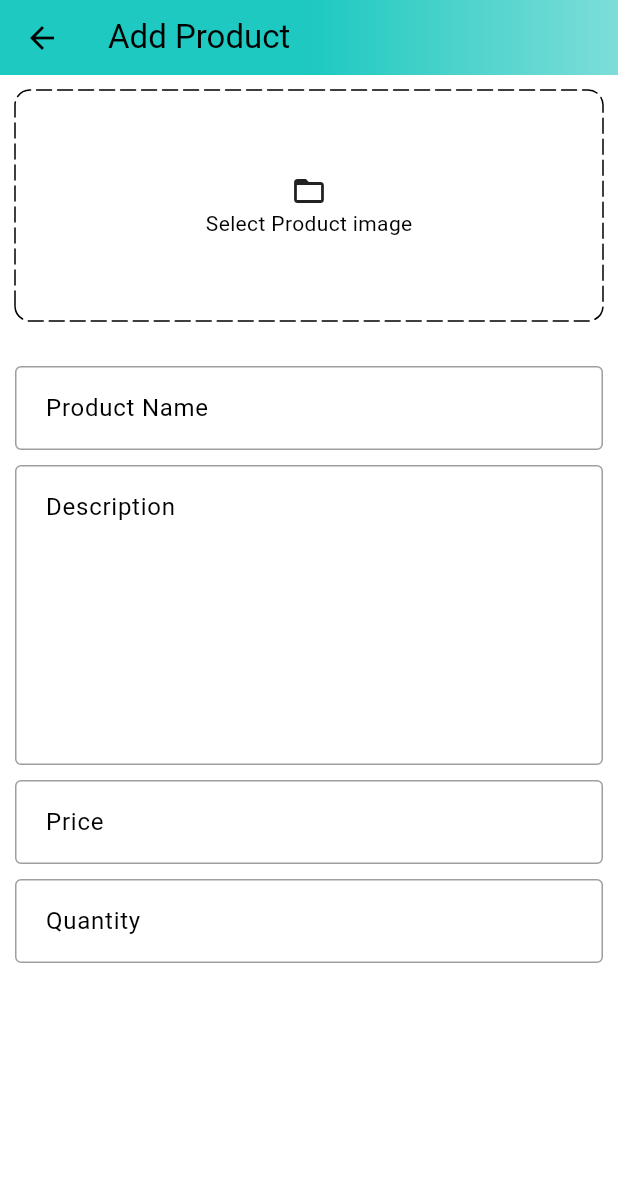
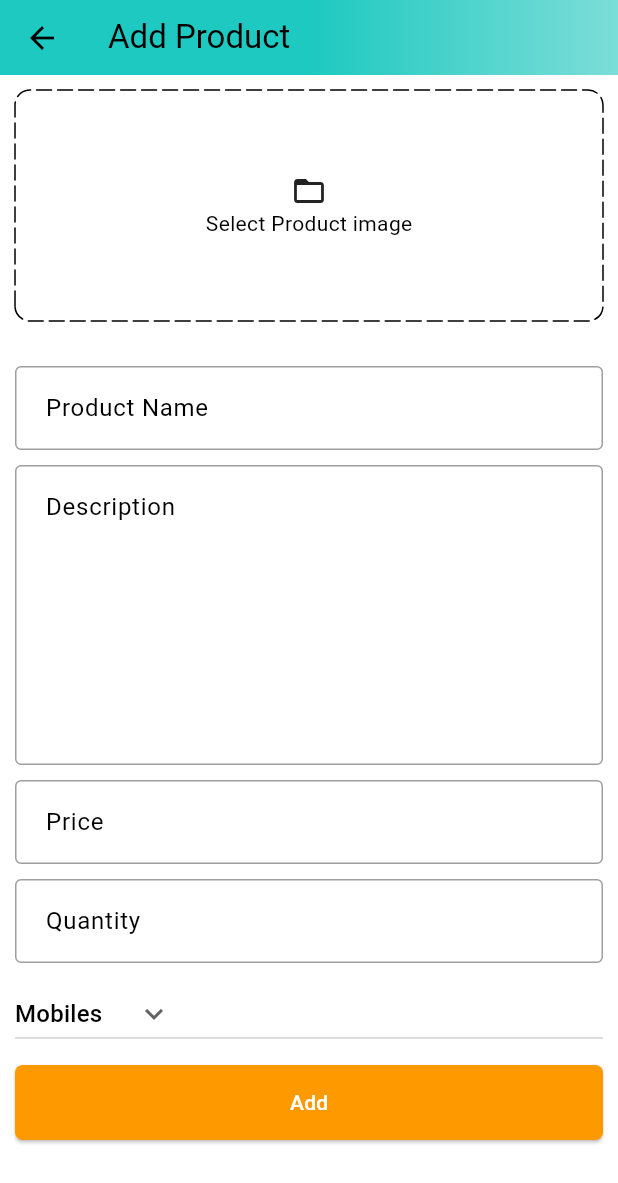
Before and after one commit to nashvak/amazone_clone_node, a Flutter app: the AddProductScreen screen opened by its route, on a phone screen of 412 x 824 dp. Shown: the top 1183 px of the screen. Run offline on Flutter 3.47's test engine with Material 3 defaults, Android fonts, the phone set to English and light mode, and no system bars; drawn by our look-alikes of dotted_border; our stand-ins replace carousel_slider, shared_preferences; accounts and stored records are empty.

Commit message:
add button added

```diff
--- a/lib/admin_panel/screens/add_product_screen.dart
+++ b/lib/admin_panel/screens/add_product_screen.dart
@@ -1,4 +1,5 @@
 import 'package:dotted_border/dotted_border.dart';
+import 'package:ecommerce_app/common/custom_button.dart';
 import 'package:ecommerce_app/common/custom_textfield.dart';
 import 'package:flutter/material.dart';
 
@@ -29,11 +30,20 @@ class _AddProductScreenState extends State<AddProductScreen> {
     priceController.dispose();
   }
 
+  List<String> productCategories = [
+    'Mobiles',
+    'Essentials',
+    'Appliances',
+    'Books',
+    'Fashions',
+  ];
+  String category = 'Mobiles';
+
   @override
   Widget build(BuildContext context) {
     return Scaffold(
       appBar: PreferredSize(
-        preferredSize: Size.fromHeight(50),
+        preferredSize: const Size.fromHeight(50),
         child: AppBar(
           elevation: 0,
           flexibleSpace: Container(
@@ -41,7 +51,7 @@ class _AddProductScreenState extends State<AddProductScreen> {
               gradient: GlobalVariables.appBarGradient,
             ),
           ),
-          title: Text(
+          title: const Text(
             'Add Product',
             // style: TextStyle(),
           ),
@@ -53,12 +63,12 @@ class _AddProductScreenState extends State<AddProductScreen> {
             padding: const EdgeInsets.symmetric(horizontal: 10.0),
             child: Column(
               children: [
-                SizedBox(
+                const SizedBox(
                   height: 10,
                 ),
                 DottedBorder(
                   borderType: BorderType.RRect,
-                  radius: Radius.circular(10),
+                  radius: const Radius.circular(10),
                   dashPattern: [10, 4],
                   strokeCap: StrokeCap.round,
                   child: Container(
@@ -67,7 +77,7 @@ class _AddProductScreenState extends State<AddProductScreen> {
                     decoration: BoxDecoration(
                       borderRadius: BorderRadius.circular(10),
                     ),
-                    child: Column(
+                    child: const Column(
                       mainAxisAlignment: MainAxisAlignment.center,
                       children: [
                         Icon(Icons.folder_open),
@@ -76,12 +86,12 @@ class _AddProductScreenState extends State<AddProductScreen> {
                     ),
                   ),
                 ),
-                SizedBox(
+                const SizedBox(
                   height: 30,
                 ),
                 CustomTextField(
                     controller: nameController, hintText: ' Product Name'),
-                SizedBox(
+                const SizedBox(
                   height: 10,
                 ),
                 CustomTextField(
@@ -89,22 +99,41 @@ class _AddProductScreenState extends State<AddProductScreen> {
                   hintText: ' Description',
                   maxLines: 7,
                 ),
-                SizedBox(
+                const SizedBox(
                   height: 10,
                 ),
                 CustomTextField(
                     controller: priceController, hintText: ' Price'),
-                SizedBox(
+                const SizedBox(
                   height: 10,
                 ),
                 CustomTextField(
                     controller: quantityController, hintText: ' Quantity'),
+                const SizedBox(
+                  height: 10,
+                ),
+                SizedBox(
+                  width: double.infinity,
+                  child: DropdownButton<String>(
+                    value: category,
+                    icon: Icon(Icons.keyboard_arrow_down),
+                    items: productCategories.map((String item) {
+                      return DropdownMenuItem(
+                        value: item,
+                        child: Text(item),
+                      );
+                    }).toList(),
+                    onChanged: (String? value) {
+                      setState(() {
+                        category = value!;
+                      });
+                    },
+                  ),
+                ),
                 SizedBox(
                   height: 10,
                 ),
-                SizedBox(
-                  width: ,
-                )
+                CustomButton(text: 'Add', onTap: () {})
               ],
             ),
           ),
```
